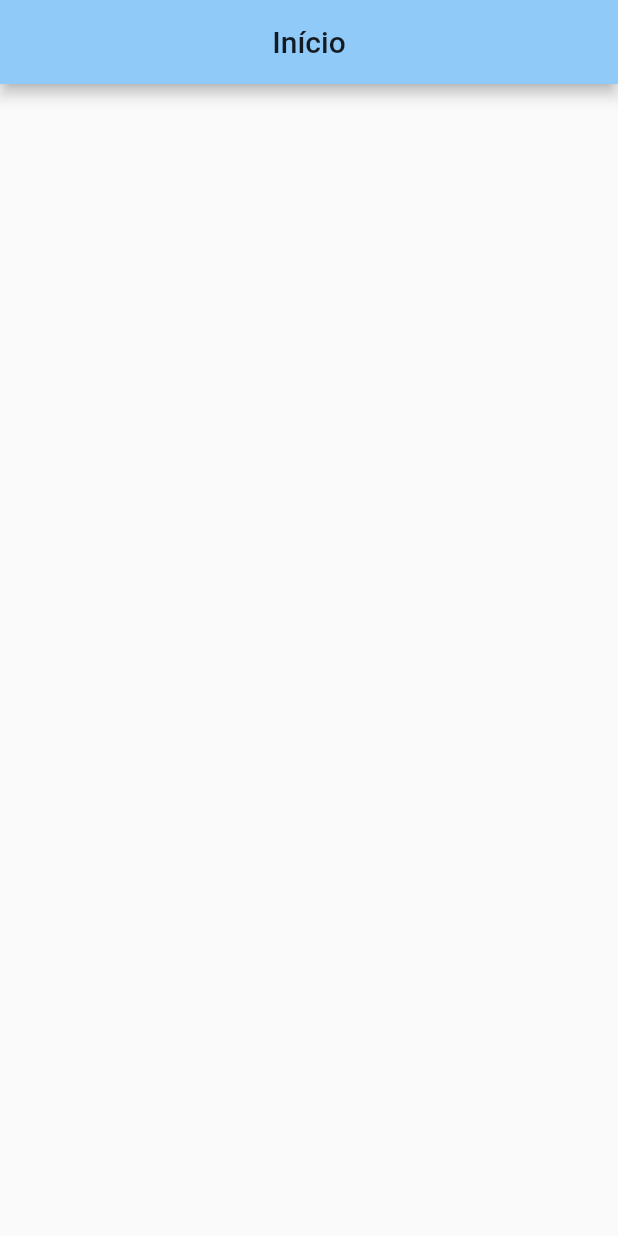
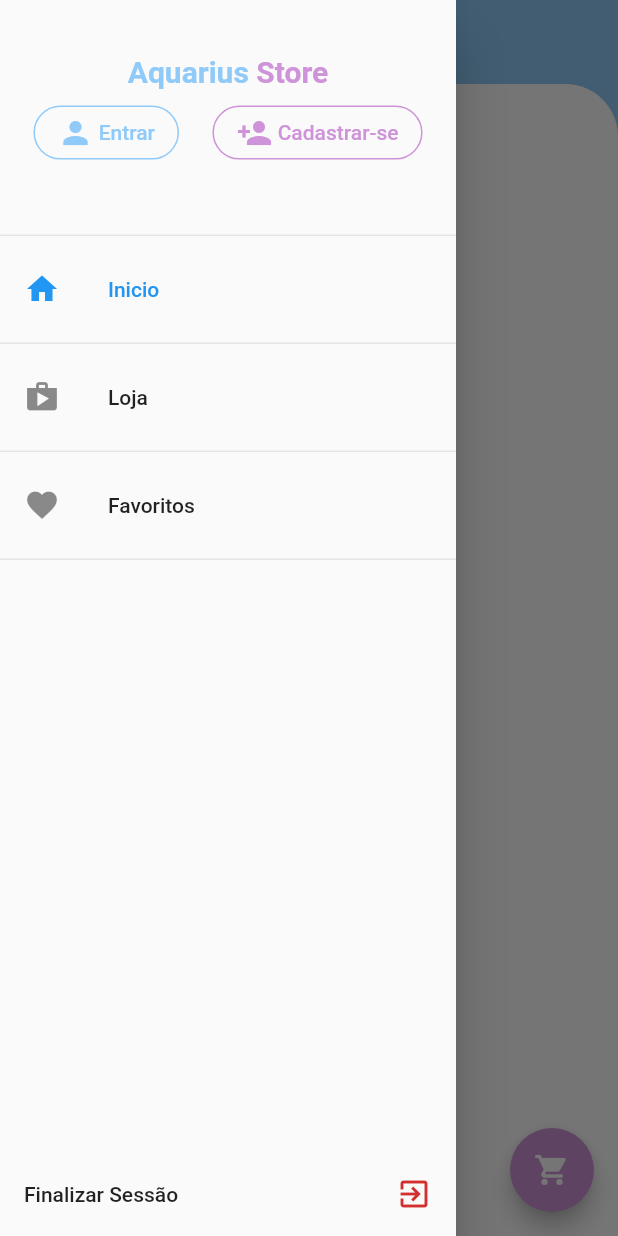
Before and after one commit to eduardoazvd17/aquarius_store, a Flutter app: the screen it shows after launch, with the side drawer open (before the commit the screen has no drawer), on a phone screen of 412 x 824 dp. Run offline on Flutter 3.47's test engine with Material 2 defaults, Android fonts, the phone set to English and light mode, and no system bars; our stand-ins replace get, get_storage.

Commit message:
Layout e navegação entre as paginas principais

```diff
--- /dev/null
+++ b/lib/components/main_drawer.dart
@@ -0,0 +1,155 @@
+import 'package:flutter/cupertino.dart';
+import 'package:flutter/material.dart';
+import 'package:get/get.dart';
+
+class MainDrawer extends StatelessWidget {
+  final int pageIndex;
+  final Function changePage;
+  MainDrawer({
+    this.pageIndex,
+    this.changePage,
+  });
+  @override
+  Widget build(BuildContext context) {
+    return Drawer(
+      child: SafeArea(
+        child: LayoutBuilder(
+          builder: (ctx, cnt) {
+            return Column(
+              children: <Widget>[
+                Container(
+                  height: cnt.maxHeight * 0.2,
+                  width: cnt.maxWidth,
+                  child: Column(
+                    mainAxisAlignment: MainAxisAlignment.spaceBetween,
+                    children: <Widget>[
+                      Expanded(
+                        child: Column(
+                          mainAxisAlignment: MainAxisAlignment.center,
+                          children: <Widget>[
+                            Row(
+                              mainAxisAlignment: MainAxisAlignment.center,
+                              children: <Widget>[
+                                Text(
+                                  'Aquarius ',
+                                  style: TextStyle(
+                                    fontSize: 20,
+                                    fontWeight: FontWeight.bold,
+                                    color: Theme.of(context).primaryColor,
+                                  ),
+                                ),
+                                Text(
+                                  'Store',
+                                  style: TextStyle(
+                                    fontSize: 20,
+                                    fontWeight: FontWeight.bold,
+                                    color: Theme.of(context).accentColor,
+                                  ),
+                                ),
+                              ],
+                            ),
+                            SizedBox(height: 5),
+                            Row(
+                              mainAxisAlignment: MainAxisAlignment.spaceEvenly,
+                              children: <Widget>[
+                                FlatButton(
+                                  shape: RoundedRectangleBorder(
+                                    borderRadius: BorderRadius.circular(18.0),
+                                    side: BorderSide(
+                                      color: Theme.of(context).primaryColor,
+                                    ),
+                                  ),
+                                  textColor: Theme.of(context).primaryColor,
+                                  onPressed: () {},
+                                  child: Row(
+                                    mainAxisSize: MainAxisSize.min,
+                                    children: <Widget>[
+                                      Icon(Icons.person),
+                                      Text(' Entrar'),
+                                    ],
+                                  ),
+                                ),
+                                FlatButton(
+                                  shape: RoundedRectangleBorder(
+                                    borderRadius: BorderRadius.circular(18.0),
+                                    side: BorderSide(
+                                      color: Theme.of(context).accentColor,
+                                    ),
+                                  ),
+                                  textColor: Theme.of(context).accentColor,
+                                  onPressed: () {},
+                                  child: Row(
+                                    mainAxisSize: MainAxisSize.min,
+                                    children: <Widget>[
+                                      Icon(Icons.person_add),
+                                      Text(' Cadastrar-se'),
+                                    ],
+                                  ),
+                                ),
+                              ],
+                            ),
+                          ],
+                        ),
+                      ),
+                      Divider(),
+                    ],
+                  ),
+                ),
+                Container(
+                  height: cnt.maxHeight * 0.8,
+                  width: cnt.maxWidth,
+                  child: Column(
+                    mainAxisAlignment: MainAxisAlignment.spaceBetween,
+                    children: <Widget>[
+                      Column(
+                        children: <Widget>[
+                          ListTile(
+                            selected: pageIndex == 0,
+                            onTap: () => {
+                              changePage(0),
+                              Get.close(1),
+                            },
+                            leading: Icon(Icons.home),
+                            title: Text('Inicio'),
+                          ),
+                          Divider(),
+                          ListTile(
+                            selected: pageIndex == 1,
+                            onTap: () => {
+                              changePage(1),
+                              Get.close(1),
+                            },
+                            leading: Icon(Icons.shop),
+                            title: Text('Loja'),
+                          ),
+                          Divider(),
+                          ListTile(
+                            selected: pageIndex == 2,
+                            onTap: () => {
+                              changePage(2),
+                              Get.close(1),
+                            },
+                            leading: Icon(Icons.favorite),
+                            title: Text('Favoritos'),
+                          ),
+                          Divider(),
+                        ],
+                      ),
+                      ListTile(
+                        trailing: Icon(
+                          Icons.exit_to_app,
+                          color: Theme.of(context).errorColor,
+                        ),
+                        title: Text('Finalizar Sessão'),
+                      ),
+                    ],
+                  ),
+                ),
+              ],
+            );
+          },
+        ),
+      ),
+    );
+  }
+}
--- a/lib/main.dart
+++ b/lib/main.dart
@@ -1,4 +1,4 @@
-import 'package:aquariusstore/views/home.dart';
+import 'package:aquariusstore/views/navigation.dart';
 import 'package:aquariusstore/views/splash.dart';
 import 'package:flutter/material.dart';
 import 'package:get/get.dart';
@@ -15,11 +15,12 @@ void main() async {
       theme: ThemeData(
         primaryColor: Colors.blue[200],
         accentColor: Colors.purple[200],
+        scaffoldBackgroundColor: Colors.blue[200],
         visualDensity: VisualDensity.adaptivePlatformDensity,
       ),
       routes: {
         Routes.SPLASH: (_) => Splash(),
-        Routes.HOME: (_) => Home(),
+        Routes.NAVIGATION: (_) => Navigation(),
       },
       initialRoute: Routes.SPLASH,
     ),
--- a/lib/utils/routes.dart
+++ b/lib/utils/routes.dart
@@ -1,4 +1,4 @@
 class Routes {
   static const String SPLASH = '/';
-  static const String HOME = '/home';
+  static const String NAVIGATION = '/navigation';
 }
--- a/lib/views/home.dart
+++ /dev/null
@@ -1,13 +0,0 @@
-import 'package:flutter/material.dart';
-
-class Home extends StatelessWidget {
-  @override
-  Widget build(BuildContext context) {
-    return Scaffold(
-      appBar: AppBar(
-        centerTitle: true,
-        title: Text('Início'),
-      ),
-    );
-  }
-}
--- /dev/null
+++ b/lib/views/nav_favorites.dart
@@ -0,0 +1,23 @@
+import 'package:flutter/material.dart';
+
+class NavFavorites extends StatelessWidget {
+  @override
+  Widget build(BuildContext context) {
+    return LayoutBuilder(
+      builder: (ctx, cnt) {
+        return Container(
+          height: cnt.maxHeight,
+          width: cnt.maxWidth,
+          decoration: BoxDecoration(
+            color: Colors.white,
+            borderRadius: BorderRadius.only(
+              topLeft: Radius.circular(35),
+              topRight: Radius.circular(35),
+            ),
+          ),
+          child: Container(),
+        );
+      },
+    );
+  }
+}
--- /dev/null
+++ b/lib/views/nav_home.dart
@@ -0,0 +1,23 @@
+import 'package:flutter/material.dart';
+
+class NavHome extends StatelessWidget {
+  @override
+  Widget build(BuildContext context) {
+    return LayoutBuilder(
+      builder: (ctx, cnt) {
+        return Container(
+          height: cnt.maxHeight,
+          width: cnt.maxWidth,
+          decoration: BoxDecoration(
+            color: Colors.white,
+            borderRadius: BorderRadius.only(
+              topLeft: Radius.circular(35),
+              topRight: Radius.circular(35),
+            ),
+          ),
+          child: Container(),
+        );
+      },
+    );
+  }
+}
--- /dev/null
+++ b/lib/views/nav_shop.dart
@@ -0,0 +1,23 @@
+import 'package:flutter/material.dart';
+
+class NavShop extends StatelessWidget {
+  @override
+  Widget build(BuildContext context) {
+    return LayoutBuilder(
+      builder: (ctx, cnt) {
+        return Container(
+          height: cnt.maxHeight,
+          width: cnt.maxWidth,
+          decoration: BoxDecoration(
+            color: Colors.white,
+            borderRadius: BorderRadius.only(
+              topLeft: Radius.circular(35),
+              topRight: Radius.circular(35),
+            ),
+          ),
+          child: Container(),
+        );
+      },
+    );
+  }
+}
--- /dev/null
+++ b/lib/views/navigation.dart
@@ -0,0 +1,54 @@
+import 'package:aquariusstore/components/main_drawer.dart';
+import 'package:aquariusstore/views/nav_favorites.dart';
+import 'package:aquariusstore/views/nav_home.dart';
+import 'package:aquariusstore/views/nav_shop.dart';
+import 'package:flutter/material.dart';
+
+class Navigation extends StatefulWidget {
+  @override
+  _NavigationState createState() => _NavigationState();
+}
+
+class _NavigationState extends State<Navigation> {
+  int _pageIndex = 0;
+
+  _changePage(int index) {
+    setState(() {
+      _pageIndex = index;
+    });
+  }
+
+  final List<Widget> pages = [
+    NavHome(),
+    NavShop(),
+    NavFavorites(),
+  ];
+
+  @override
+  Widget build(BuildContext context) {
+    return Scaffold(
+      appBar: AppBar(
+        elevation: 0,
+        centerTitle: true,
+        title: Text(
+          _pageIndex == 0 ? 'Início' : _pageIndex == 1 ? 'Loja' : 'Favoritos',
+          style: TextStyle(
+            fontWeight: FontWeight.bold,
+          ),
+        ),
+      ),
+      floatingActionButton: FloatingActionButton(
+        onPressed: () {},
+        child: Icon(
+          Icons.shopping_cart,
+          color: Colors.white,
+        ),
+      ),
+      drawer: MainDrawer(
+        changePage: _changePage,
+        pageIndex: _pageIndex,
+      ),
+      body: pages[_pageIndex],
+    );
+  }
+}
--- /dev/null
+++ b/lib/views/product_details.dart
@@ -0,0 +1,8 @@
+import 'package:flutter/material.dart';
+
+class ProductDetails extends StatelessWidget {
+  @override
+  Widget build(BuildContext context) {
+    return Scaffold();
+  }
+}
--- a/lib/views/splash.dart
+++ b/lib/views/splash.dart
@@ -14,7 +14,7 @@ class _SplashState extends State<Splash> {
     super.initState();
     Future.delayed(Duration(seconds: 2)).then(
       (value) => Get.offAllNamed(
-        Routes.HOME,
+        Routes.NAVIGATION,
       ),
     );
   }
--- a/pubspec.yaml
+++ b/pubspec.yaml
@@ -21,7 +21,7 @@ environment:
   sdk: ">=2.7.0 <3.0.0"
 
 dependencies:
-  get:
+  get: 3.1.2
   get_storage:
   flutter:
     sdk: flutter
```
Also changed, not shown: pubspec.lock.
